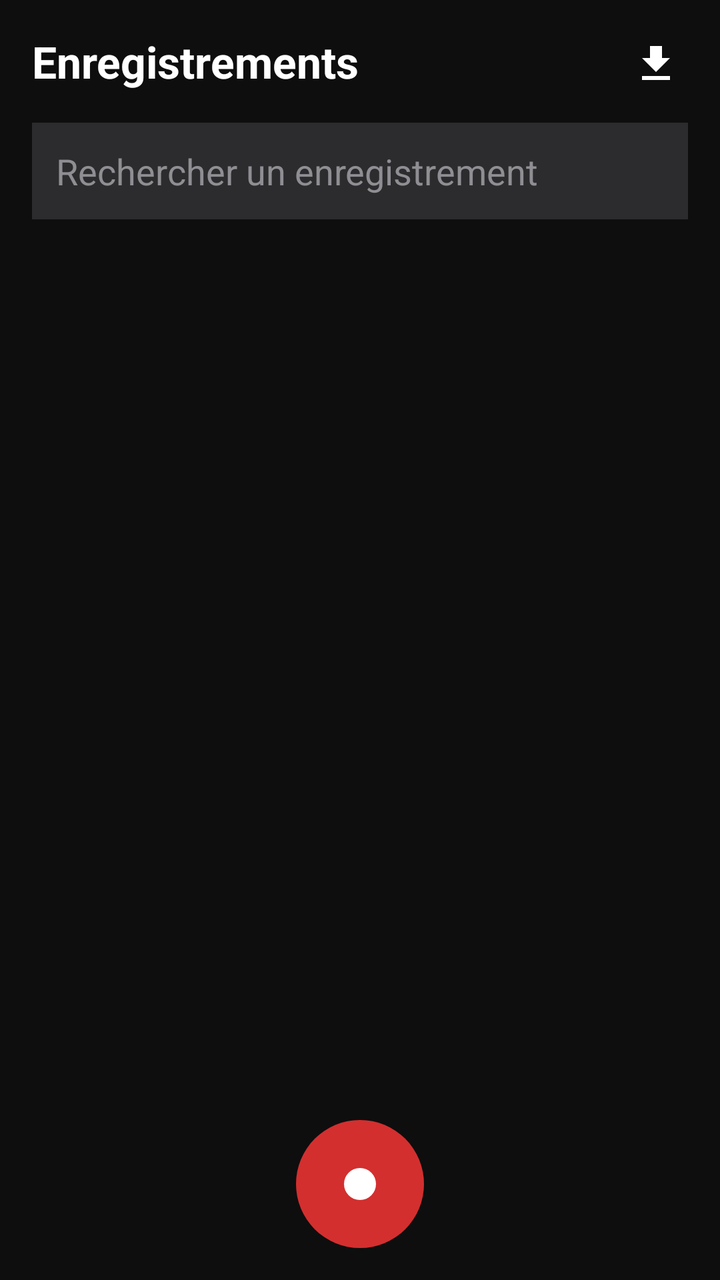
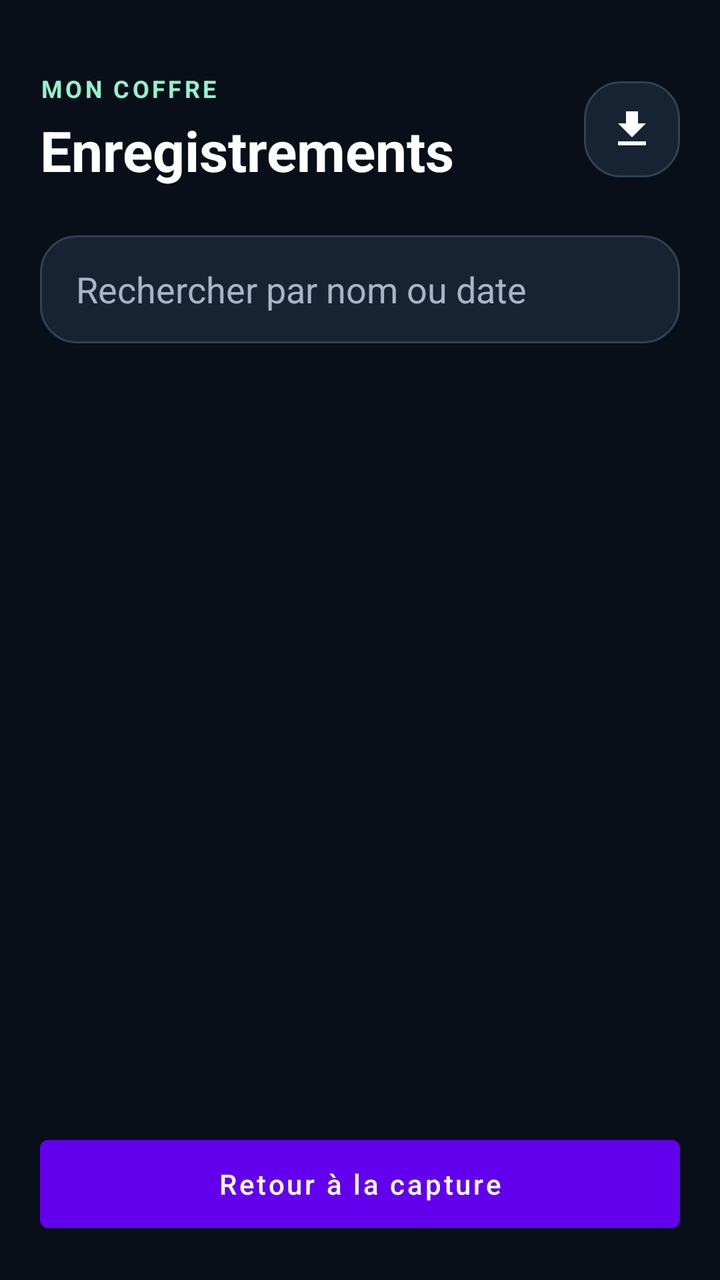

Two renders of the same Android screen: before a commit and after it. Below are the layout's source before the change and the commit's diff.
<!-- AndroidManifest.xml: activity theme Theme.EvidenceVault -->
<!-- res/layout/activity_vault.xml -->
<RelativeLayout xmlns:android="http://schemas.android.com/apk/res/android"
    xmlns:app="http://schemas.android.com/apk/res-auto"
    android:layout_width="match_parent"
    android:layout_height="match_parent"
    android:background="#0E0E0E"
    android:padding="16dp">

    <TextView
        android:id="@+id/txtTitle"
        android:layout_width="wrap_content"
        android:layout_height="wrap_content"
        android:text="Enregistrements"
        android:textSize="22sp"
        android:textStyle="bold"
        android:textColor="@android:color/white"/>

    <ImageButton
        android:id="@+id/btnExport"
        android:layout_width="32dp"
        android:layout_height="32dp"
        android:layout_alignParentEnd="true"
        android:background="@android:color/transparent"
        android:src="@drawable/ic_export"
        app:tint="@android:color/white" />

    <EditText
        android:id="@+id/searchBar"
        android:layout_width="match_parent"
        android:layout_height="wrap_content"
        android:layout_below="@id/txtTitle"
        android:layout_marginTop="16dp"
        android:background="#2C2C2E"
        android:hint="Rechercher un enregistrement"
        android:padding="12dp"
        android:textColor="@android:color/white"
        android:textColorHint="#8E8E93" />

    <androidx.recyclerview.widget.RecyclerView
        android:id="@+id/recyclerEvidence"
        android:layout_width="match_parent"
        android:layout_height="match_parent"
        android:layout_below="@id/searchBar"
        android:layout_marginTop="16dp"
        android:clipToPadding="false"
        android:paddingBottom="80dp"/>

    <ImageButton
        android:id="@+id/btnRecord"
        android:layout_width="64dp"
        android:layout_height="64dp"
        android:layout_alignParentBottom="true"
        android:layout_centerHorizontal="true"
        android:background="@drawable/bg_record_button"
        android:src="@drawable/ic_record"
        app:tint="@android:color/white"/>

</RelativeLayout>
<!-- resources referenced by this layout -->
<resources>
  <!-- drawable bg_record_button (drawable) -->
  <shape xmlns:android="http://schemas.android.com/apk/res/android"
      android:shape="oval">
      <solid android:color="#D32F2F"/>
  </shape>
  <!-- drawable ic_export (drawable) -->
  <vector xmlns:android="http://schemas.android.com/apk/res/android"
      android:width="24dp"
      android:height="24dp"
      android:viewportWidth="24"
      android:viewportHeight="24">
    <path
        android:fillColor="@android:color/white"
        android:pathData="M19,9h-4V3H9v6H5l7,7 7,-7zM5,18v2h14v-2H5z"/>
  </vector>
  <!-- drawable ic_record (drawable) -->
  <vector xmlns:android="http://schemas.android.com/apk/res/android"
      android:width="24dp"
      android:height="24dp"
      android:viewportWidth="24"
      android:viewportHeight="24">
    <path
        android:fillColor="@android:color/white"
        android:pathData="M12,12m-8,0a8,8 0,1 1,16 0a8,8 0,1 1,-16 0"/>
  </vector>
  <style name="Theme.EvidenceVault" parent="Theme.MaterialComponents.DayNight.NoActionBar" />
</resources>

<!-- the commit's change to res/layout/activity_vault.xml (unified diff, before → after) -->
@@ -1,57 +1,99 @@
-<RelativeLayout xmlns:android="http://schemas.android.com/apk/res/android"
+<?xml version="1.0" encoding="utf-8"?>
+<LinearLayout xmlns:android="http://schemas.android.com/apk/res/android"
     xmlns:app="http://schemas.android.com/apk/res-auto"
     android:layout_width="match_parent"
     android:layout_height="match_parent"
-    android:background="#0E0E0E"
-    android:padding="16dp">
+    android:orientation="vertical"
+    android:background="#080F19"
+    android:padding="20dp">
 
-    <TextView
-        android:id="@+id/txtTitle"
-        android:layout_width="wrap_content"
+    <LinearLayout
+        android:layout_width="match_parent"
         android:layout_height="wrap_content"
-        android:text="Enregistrements"
-        android:textSize="22sp"
-        android:textStyle="bold"
-        android:textColor="@android:color/white"/>
+        android:gravity="center_vertical"
+        android:orientation="horizontal"
+        android:paddingTop="16dp">
 
-    <ImageButton
-        android:id="@+id/btnExport"
-        android:layout_width="32dp"
-        android:layout_height="32dp"
-        android:layout_alignParentEnd="true"
-        android:background="@android:color/transparent"
-        android:src="@drawable/ic_export"
-        app:tint="@android:color/white" />
+        <LinearLayout
+            android:layout_width="0dp"
+            android:layout_height="wrap_content"
+            android:layout_weight="1"
+            android:orientation="vertical">
+
+            <TextView
+                android:layout_width="wrap_content"
+                android:layout_height="wrap_content"
+                android:text="MON COFFRE"
+                android:textSize="12sp"
+                android:letterSpacing="0.12"
+                android:textStyle="bold"
+                android:textColor="#93F2CB" />
+
+            <TextView
+                android:id="@+id/txtTitle"
+                android:layout_width="wrap_content"
+                android:layout_height="wrap_content"
+                android:layout_marginTop="4dp"
+                android:text="Enregistrements"
+                android:textSize="28sp"
+                android:textStyle="bold"
+                android:textColor="@android:color/white" />
+        </LinearLayout>
+
+        <ImageButton
+            android:id="@+id/btnExport"
+            android:layout_width="48dp"
+            android:layout_height="48dp"
+            android:background="@drawable/item_background_rounded"
+            android:contentDescription="Exporter les preuves chiffrées"
+            android:src="@drawable/ic_export"
+            app:tint="@android:color/white" />
+    </LinearLayout>
 
     <EditText
         android:id="@+id/searchBar"
         android:layout_width="match_parent"
-        android:layout_height="wrap_content"
-        android:layout_below="@id/txtTitle"
-        android:layout_marginTop="16dp"
-        android:background="#2C2C2E"
-        android:hint="Rechercher un enregistrement"
-        android:padding="12dp"
+        android:layout_height="54dp"
+        android:layout_marginTop="24dp"
+        android:background="@drawable/item_background_rounded"
+        android:hint="Rechercher par nom ou date"
+        android:inputType="text"
+        android:singleLine="true"
+        android:paddingHorizontal="18dp"
         android:textColor="@android:color/white"
-        android:textColorHint="#8E8E93" />
+        android:textColorHint="#A6B5C7" />
 
-    <androidx.recyclerview.widget.RecyclerView
-        android:id="@+id/recyclerEvidence"
+    <FrameLayout
         android:layout_width="match_parent"
-        android:layout_height="match_parent"
-        android:layout_below="@id/searchBar"
-        android:layout_marginTop="16dp"
-        android:clipToPadding="false"
-        android:paddingBottom="80dp"/>
+        android:layout_height="0dp"
+        android:layout_weight="1"
+        android:layout_marginTop="20dp">
 
-    <ImageButton
+        <androidx.recyclerview.widget.RecyclerView
+            android:id="@+id/recyclerEvidence"
+            android:layout_width="match_parent"
+            android:layout_height="match_parent"
+            android:clipToPadding="false"
+            android:paddingBottom="16dp" />
+
+        <TextView
+            android:id="@+id/emptyState"
+            android:layout_width="match_parent"
+            android:layout_height="wrap_content"
+            android:layout_gravity="center"
+            android:gravity="center"
+            android:padding="24dp"
+            android:text="Aucune preuve enregistrée pour le moment.\nVos captures chiffrées apparaîtront ici."
+            android:textColor="#A6B5C7"
+            android:textSize="15sp"
+            android:visibility="gone" />
+    </FrameLayout>
+
+    <Button
         android:id="@+id/btnRecord"
-        android:layout_width="64dp"
-        android:layout_height="64dp"
-        android:layout_alignParentBottom="true"
-        android:layout_centerHorizontal="true"
-        android:background="@drawable/bg_record_button"
-        android:src="@drawable/ic_record"
-        app:tint="@android:color/white"/>
-
-</RelativeLayout>
+        android:layout_width="match_parent"
+        android:layout_height="56dp"
+        android:text="Retour à la capture"
+        android:textAllCaps="false"
+        android:contentDescription="Revenir à l'écran de capture" />
+</LinearLayout>
<!-- resource entries referenced after the edit -->
@@ -1,10 +1,5 @@
 <!-- resources referenced by this layout -->
 <resources>
-  <!-- drawable bg_record_button (drawable) -->
-  <shape xmlns:android="http://schemas.android.com/apk/res/android"
-      android:shape="oval">
-      <solid android:color="#D32F2F"/>
-  </shape>
   <!-- drawable ic_export (drawable) -->
   <vector xmlns:android="http://schemas.android.com/apk/res/android"
       android:width="24dp"
@@ -15,16 +10,12 @@
         android:fillColor="@android:color/white"
         android:pathData="M19,9h-4V3H9v6H5l7,7 7,-7zM5,18v2h14v-2H5z"/>
   </vector>
-  <!-- drawable ic_record (drawable) -->
-  <vector xmlns:android="http://schemas.android.com/apk/res/android"
-      android:width="24dp"
-      android:height="24dp"
-      android:viewportWidth="24"
-      android:viewportHeight="24">
-    <path
-        android:fillColor="@android:color/white"
-        android:pathData="M12,12m-8,0a8,8 0,1 1,16 0a8,8 0,1 1,-16 0"/>
-  </vector>
+  <!-- drawable item_background_rounded (drawable) -->
+  <shape xmlns:android="http://schemas.android.com/apk/res/android" android:shape="rectangle">
+      <solid android:color="#172333"/>
+      <stroke android:width="1dp" android:color="#314155"/>
+      <corners android:radius="18dp"/>
+  </shape>
   <style name="Theme.EvidenceVault" parent="Theme.MaterialComponents.DayNight.NoActionBar" />
 </resources>
 
